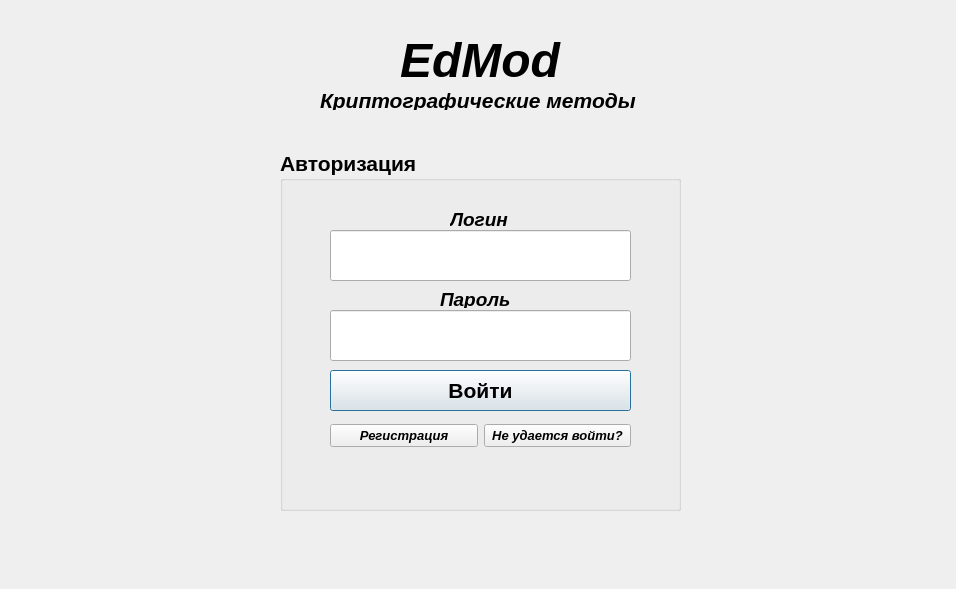
First picture: the form in Login.ui, repository inob/ci, before the edit.
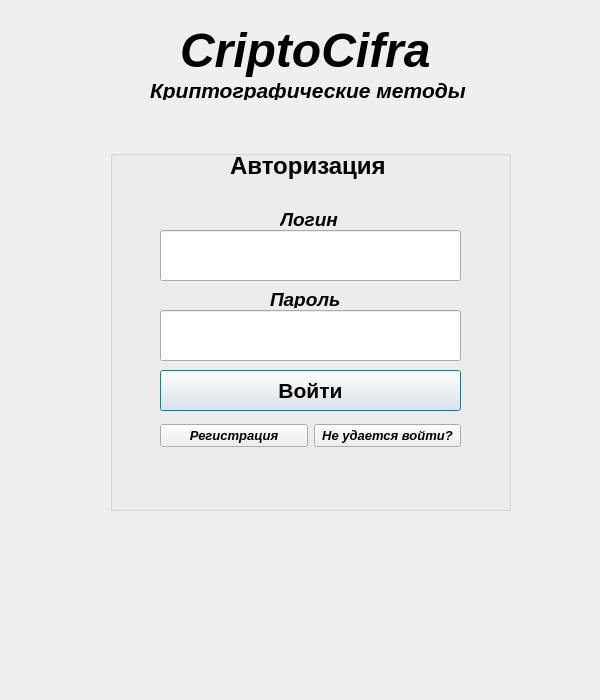
Second picture: the form after the edit.

```diff
--- a/Login.ui
+++ b/Login.ui
@@ -6,45 +6,18 @@
    <rect>
     <x>0</x>
     <y>0</y>
-    <width>956</width>
-    <height>589</height>
+    <width>600</width>
+    <height>700</height>
    </rect>
   </property>
   <property name="windowTitle">
    <string>Dialog</string>
   </property>
-  <widget class="QLabel" name="label_3">
-   <property name="geometry">
-    <rect>
-     <x>400</x>
-     <y>30</y>
-     <width>161</width>
-     <height>61</height>
-    </rect>
-   </property>
-   <property name="minimumSize">
-    <size>
-     <width>101</width>
-     <height>0</height>
-    </size>
-   </property>
-   <property name="font">
-    <font>
-     <pointsize>36</pointsize>
-     <weight>75</weight>
-     <italic>true</italic>
-     <bold>true</bold>
-    </font>
-   </property>
-   <property name="text">
-    <string>EdMod</string>
-   </property>
-  </widget>
   <widget class="QLabel" name="label_4">
    <property name="geometry">
     <rect>
-     <x>320</x>
-     <y>90</y>
+     <x>150</x>
+     <y>80</y>
      <width>331</width>
      <height>20</height>
     </rect>
@@ -64,7 +37,7 @@
   <widget class="QGroupBox" name="groupBox">
    <property name="geometry">
     <rect>
-     <x>280</x>
+     <x>110</x>
      <y>150</y>
      <width>401</width>
      <height>361</height>
@@ -79,7 +52,7 @@
     </font>
    </property>
    <property name="title">
-    <string>Авторизация</string>
+    <string/>
    </property>
    <widget class="QLineEdit" name="login">
     <property name="geometry">
@@ -204,6 +177,54 @@
      </item>
     </layout>
    </widget>
+   <widget class="QLabel" name="label_5">
+    <property name="geometry">
+     <rect>
+      <x>120</x>
+      <y>0</y>
+      <width>311</width>
+      <height>31</height>
+     </rect>
+    </property>
+    <property name="font">
+     <font>
+      <pointsize>18</pointsize>
+      <weight>75</weight>
+      <italic>false</italic>
+      <bold>true</bold>
+     </font>
+    </property>
+    <property name="text">
+     <string>Авторизация</string>
+    </property>
+   </widget>
+  </widget>
+  <widget class="QLabel" name="label_11">
+   <property name="geometry">
+    <rect>
+     <x>180</x>
+     <y>20</y>
+     <width>261</width>
+     <height>61</height>
+    </rect>
+   </property>
+   <property name="minimumSize">
+    <size>
+     <width>101</width>
+     <height>0</height>
+    </size>
+   </property>
+   <property name="font">
+    <font>
+     <pointsize>36</pointsize>
+     <weight>75</weight>
+     <italic>true</italic>
+     <bold>true</bold>
+    </font>
+   </property>
+   <property name="text">
+    <string>CriptoCifra</string>
+   </property>
   </widget>
  </widget>
  <resources/>
```
